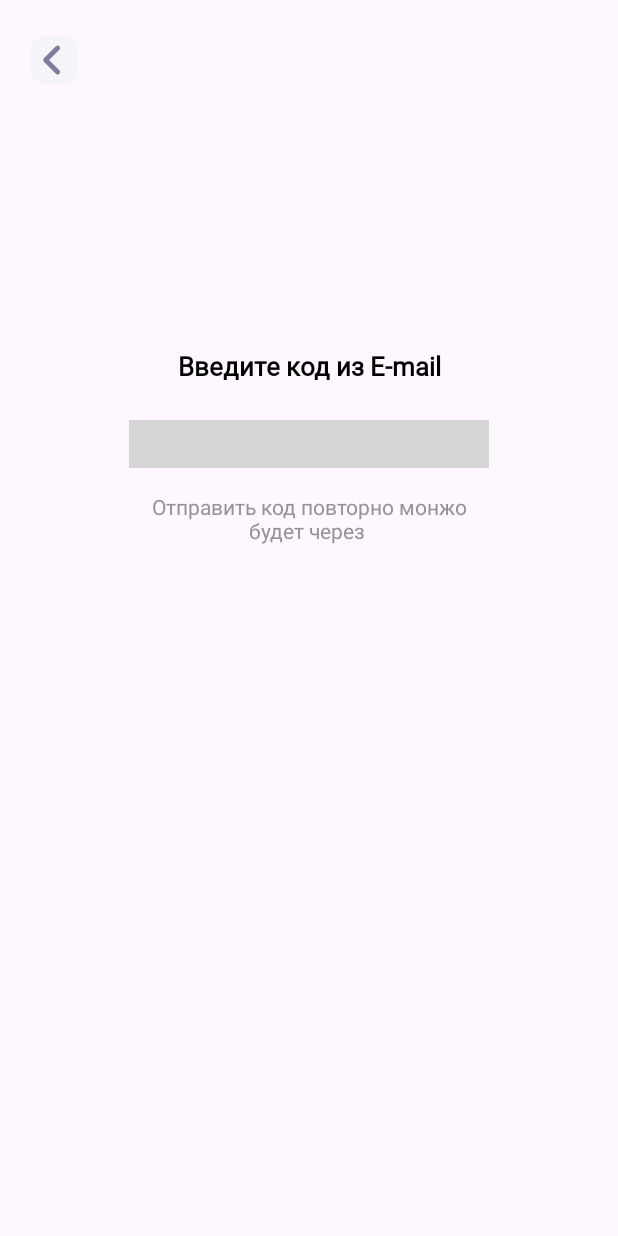
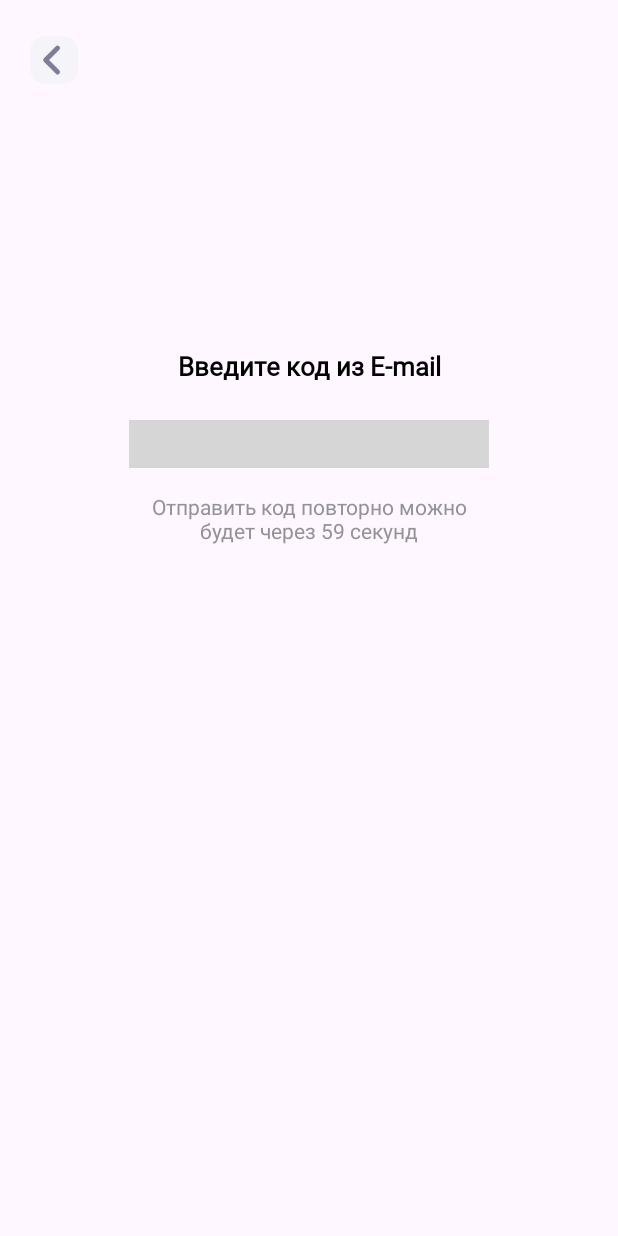
Before and after one commit to PityFoxIntheBox/SmartLab, an Android app: the code_input screen opened directly, with no data from a screen before it, on a phone screen of 412 x 824 dp. Run offline under Robolectric (Android 15) with nearby library versions, the light colour scheme and no system bars; plain views replace PinView; grey boxes are pictures that could not be loaded.

Commit message:
Добавлены новые страницы

```diff
--- a/app/src/main/AndroidManifest.xml
+++ b/app/src/main/AndroidManifest.xml
@@ -16,6 +16,9 @@
             android:name=".code_input"
             android:exported="false" />
         <activity
+            android:name=".Login"
+            android:exported="false" />
+        <activity
             android:name=".InfoScreen2"
             android:exported="false" />
         <activity
@@ -28,7 +31,7 @@
             android:name=".MainActivity"
             android:exported="false" />
         <activity
-            android:name=".Login"
+            android:name=".CreatePass"
             android:exported="true">
             <intent-filter>
                 <action android:name="android.intent.action.MAIN" />
--- a/app/src/main/java/com/example/testproject/code_input.kt
+++ b/app/src/main/java/com/example/testproject/code_input.kt
@@ -2,12 +2,33 @@ package com.example.testproject
 
 import androidx.appcompat.app.AppCompatActivity
 import android.os.Bundle
+import android.os.CountDownTimer
+import android.text.Editable
+import com.example.testproject.databinding.ActivityCodeInputBinding
+import com.example.testproject.databinding.ActivityLoginBinding
 import java.util.Timer
+import kotlin.time.Duration.Companion.hours
+import kotlin.time.Duration.Companion.milliseconds
+import kotlin.time.Duration.Companion.seconds
 
 class code_input : AppCompatActivity() {
+
+    var binding : ActivityCodeInputBinding? = null
+
     override fun onCreate(savedInstanceState: Bundle?) {
         super.onCreate(savedInstanceState)
-        setContentView(R.layout.activity_code_input)
+        binding = ActivityCodeInputBinding.inflate(layoutInflater)
+        setContentView(binding!!.root)
+        timer.start()
     }
+    val timer = object : CountDownTimer(60000,1000)
+    {
+        override fun onTick(millisUntilFinished: Long) {
+            binding!!.count.text = "Отправить код повторно можно будет через " + millisUntilFinished.milliseconds.inWholeSeconds + " секунд"
+        }
 
+        override fun onFinish() {
+            start()
+        }
+    }
 }
--- a/app/src/main/res/layout/activity_code_input.xml
+++ b/app/src/main/res/layout/activity_code_input.xml
@@ -52,9 +52,9 @@
 
 
     <TextView
+        android:id="@+id/count"
         android:layout_width="240dp"
         android:layout_height="wrap_content"
-        android:text="Отправить код повторно монжо будет через "
         android:textAlignment="center"
         android:layout_marginTop="16dp"
         app:layout_constraintEnd_toEndOf="parent"
```
